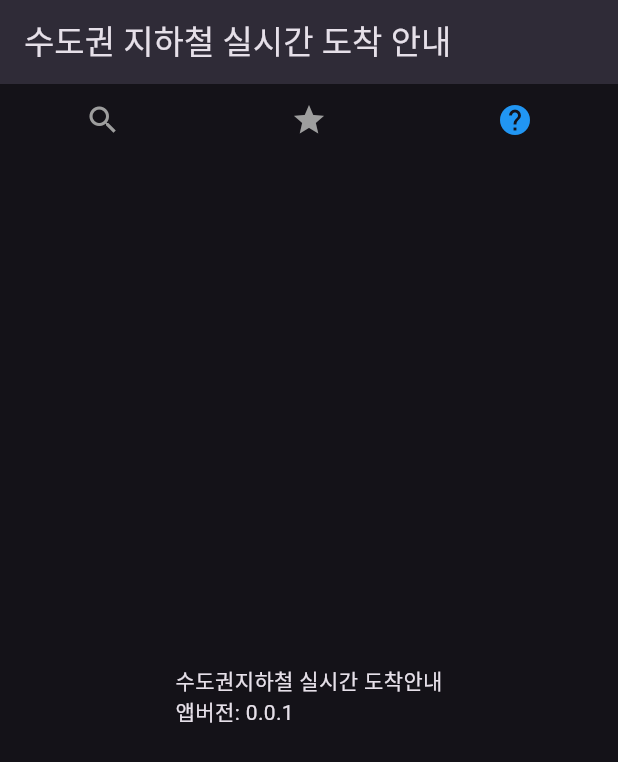
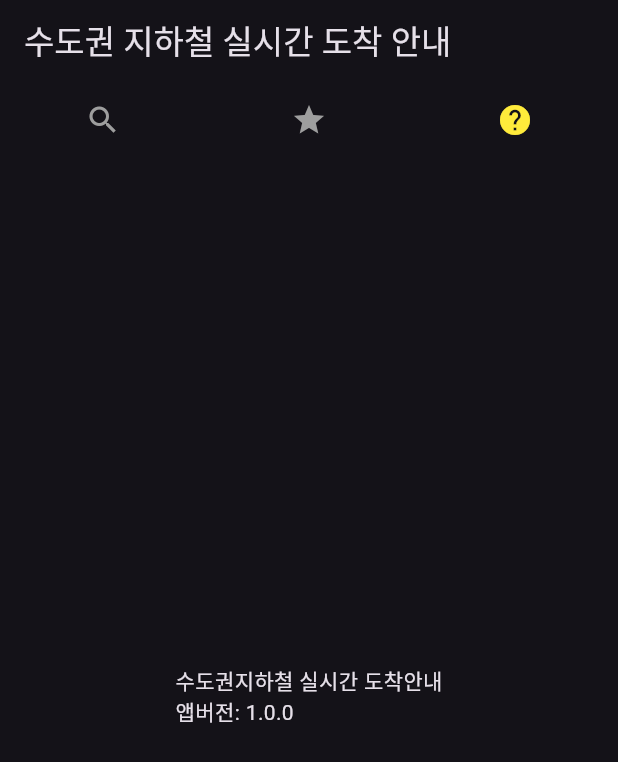
Before and after one commit to setvect/BokslSubway, a Flutter app: the screen it shows after launch, scrolled down 576 dp, after a tap on the "star" icon, after a tap on the "help" icon, on a phone screen of 412 x 824 dp. Shown: the top 762 px of the screen. Run offline on Flutter 3.47's test engine with Material 3 defaults, Android fonts, the light colour scheme and no system bars; our stand-ins replace shared_preferences.

Commit message:
즐겨찾기 등록

```diff
--- a/lib/main.dart
+++ b/lib/main.dart
@@ -54,7 +54,7 @@ class _BokslSubwayMainState extends State<BokslSubwayMain> {
               IconButton(
                 icon: Icon(
                   Icons.search,
-                  color: _currentWidget == _stationSearch ? Colors.blue : Colors.grey,
+                  color: _currentWidget == _stationSearch ? Colors.yellow : Colors.grey,
                 ),
                 onPressed: () {
                   setState(() {
@@ -63,7 +63,7 @@ class _BokslSubwayMainState extends State<BokslSubwayMain> {
                 },
               ),
               IconButton(
-                icon: Icon(Icons.star, color: _currentWidget == _favorites ? Colors.blue : Colors.grey),
+                icon: Icon(Icons.star, color: _currentWidget == _favorites ? Colors.yellow : Colors.grey),
                 onPressed: () {
                   setState(() {
                     _currentWidget = _favorites;
@@ -71,7 +71,7 @@ class _BokslSubwayMainState extends State<BokslSubwayMain> {
                 },
               ),
               IconButton(
-                icon: Icon(Icons.help, color: _currentWidget == _help ? Colors.blue : Colors.grey),
+                icon: Icon(Icons.help, color: _currentWidget == _help ? Colors.yellow : Colors.grey),
                 onPressed: () {
                   setState(() {
                     _currentWidget = _help;
--- a/lib/widgets/Favorites.dart
+++ b/lib/widgets/Favorites.dart
@@ -1,10 +1,61 @@
-import 'package:flutter/cupertino.dart';
+import 'package:boksl_subway/constant.dart';
+import 'package:boksl_subway/util/util.dart';
+import 'package:boksl_subway/widgets/ArrivalInfo.dart';
+import 'package:flutter/material.dart';
+import 'package:boksl_subway/services/favorite_station.dart';
+import 'package:boksl_subway/models/station.dart';
 
-class Favorites extends StatelessWidget {
+class Favorites extends StatefulWidget {
+  @override
+  _FavoritesState createState() => _FavoritesState();
+}
+
+class _FavoritesState extends State<Favorites> {
+  String stationName = '';
+
   @override
   Widget build(BuildContext context) {
-    return Center(
-      child: Text('즐겨찾기 - 개발중'),
+    return FutureBuilder<List<Station>>(
+      future: FavoriteStationService.list(),
+      builder: (context, snapshot) {
+        if (snapshot.connectionState == ConnectionState.waiting) {
+          return Center(child: CircularProgressIndicator());
+        } else if (snapshot.hasError) {
+          return Center(child: Text('Error: ${snapshot.error}'));
+        } else {
+          return ListView.builder(
+            itemCount: snapshot.data!.length,
+            itemBuilder: (context, index) {
+              var station = snapshot.data![index];
+              return ListTile(
+                title: Text(station.stationNm),
+                subtitle: Text(
+                  station.lineNum,
+                  style: TextStyle(
+                    color: hexToColor(BokslSubwayConstant.lineColors[station.lineNum]!),
+                  ),
+                ),
+                onTap: () {
+                  setState(() {
+                    stationName = station.stationNm;
+                  });
+                  Navigator.push(
+                    context,
+                    MaterialPageRoute(builder: (context) => ArrivalInfo(station: station)),
+                  );
+                },
+                trailing: IconButton(
+                  icon: Icon(Icons.delete),
+                  onPressed: () async {
+                    await FavoriteStationService.remove(station);
+                    setState(() {});
+                  },
+                ),
+              );
+            },
+          );
+        }
+      },
     );
   }
 }
--- a/lib/widgets/Help.dart
+++ b/lib/widgets/Help.dart
@@ -4,7 +4,7 @@ class Help extends StatelessWidget {
   @override
   Widget build(BuildContext context) {
     return Center(
-      child: Text('수도권지하철 실시간 도착안내\n앱버전: 0.0.1'),
+      child: Text('수도권지하철 실시간 도착안내\n앱버전: 1.0.0'),
     );
   }
 }
--- a/lib/widgets/StationSearch.dart
+++ b/lib/widgets/StationSearch.dart
@@ -110,7 +110,10 @@ class _StationSearchState extends State<StationSearch> {
                     );
                   },
                   trailing: IconButton(
-                    icon: Icon(isFavorite ? Icons.star : Icons.star_border),
+                    icon: Icon(
+                      isFavorite ? Icons.star : Icons.star_border,
+                      color: isFavorite ? Colors.yellow : null,
+                    ),
                     onPressed: () async {
                       String key = "${station.stationNm}_${station.lineNum}";
                       if (isFavorite) {
```
Also changed, not shown: 1 other file.
